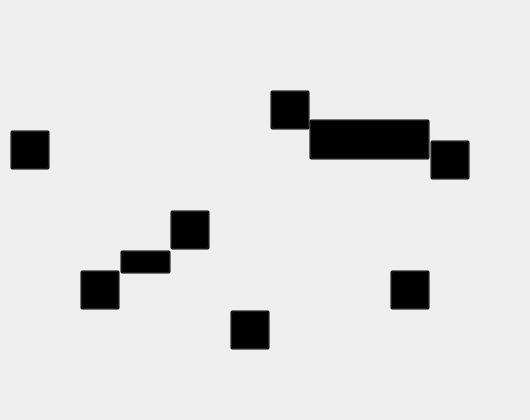
This is DSFO/graphview.ui in Aleko-Louras/DSFO as Qt 5 draws it before an edit. The edited form follows.
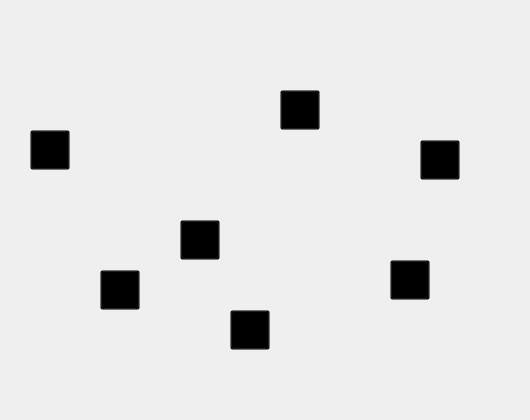
This is the edited form. Icons and pictures are not drawn.

Commit message: lines/edges set up

```diff
--- a/DSFO/graphview.ui
+++ b/DSFO/graphview.ui
@@ -35,7 +35,7 @@
   <widget class="QPushButton" name="saltLakeCityNode">
    <property name="geometry">
     <rect>
-     <x>270</x>
+     <x>280</x>
      <y>90</y>
      <width>40</width>
      <height>40</height>
@@ -61,7 +61,7 @@
   <widget class="QPushButton" name="denverNode">
    <property name="geometry">
     <rect>
-     <x>430</x>
+     <x>420</x>
      <y>140</y>
      <width>40</width>
      <height>40</height>
@@ -88,7 +88,7 @@
    <property name="geometry">
     <rect>
      <x>390</x>
-     <y>270</y>
+     <y>260</y>
      <width>40</width>
      <height>40</height>
     </rect>
@@ -139,7 +139,7 @@
   <widget class="QPushButton" name="losAngelesNode">
    <property name="geometry">
     <rect>
-     <x>80</x>
+     <x>100</x>
      <y>270</y>
      <width>40</width>
      <height>40</height>
@@ -165,7 +165,7 @@
   <widget class="QPushButton" name="sanFranciscoNode">
    <property name="geometry">
     <rect>
-     <x>10</x>
+     <x>30</x>
      <y>130</y>
      <width>40</width>
      <height>40</height>
@@ -191,8 +191,8 @@
   <widget class="QPushButton" name="lasVegasNode">
    <property name="geometry">
     <rect>
-     <x>170</x>
-     <y>210</y>
+     <x>180</x>
+     <y>220</y>
      <width>40</width>
      <height>40</height>
     </rect>
@@ -214,48 +214,6 @@
     </size>
    </property>
   </widget>
-  <widget class="QPushButton" name="vegasToLaEdge">
-   <property name="geometry">
-    <rect>
-     <x>120</x>
-     <y>250</y>
-     <width>51</width>
-     <height>24</height>
-    </rect>
-   </property>
-   <property name="styleSheet">
-    <string notr="true">background-color: rgba(0, 0, 0, 0);</string>
-   </property>
-   <property name="text">
-    <string/>
-   </property>
-  </widget>
-  <widget class="QPushButton" name="slcToDenverEdge">
-   <property name="geometry">
-    <rect>
-     <x>309</x>
-     <y>119</y>
-     <width>121</width>
-     <height>41</height>
-    </rect>
-   </property>
-   <property name="styleSheet">
-    <string notr="true">background-color: rgba(0, 0, 0, 0);</string>
-   </property>
-   <property name="text">
-    <string/>
-   </property>
-   <property name="icon">
-    <iconset resource="resources.qrc">
-     <normaloff>:/slcToDenver.png</normaloff>:/slcToDenver.png</iconset>
-   </property>
-   <property name="iconSize">
-    <size>
-     <width>130</width>
-     <height>44</height>
-    </size>
-   </property>
-  </widget>
  </widget>
  <resources>
   <include location="resources.qrc"/>
```
The commit also changes 4 other files.
